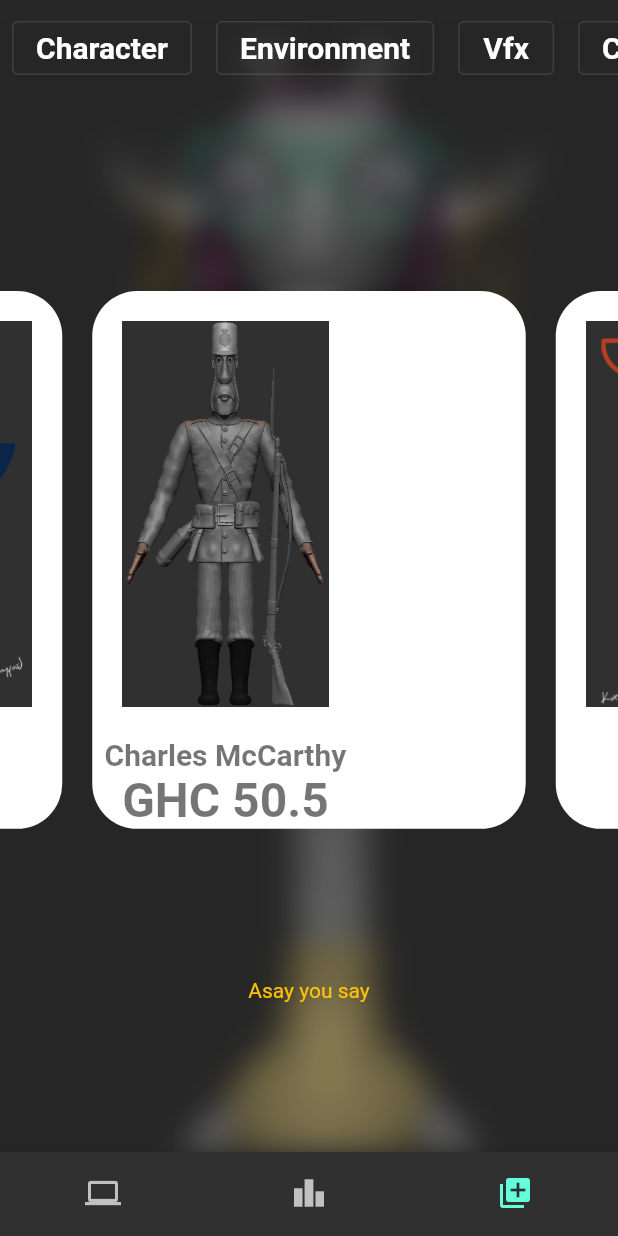
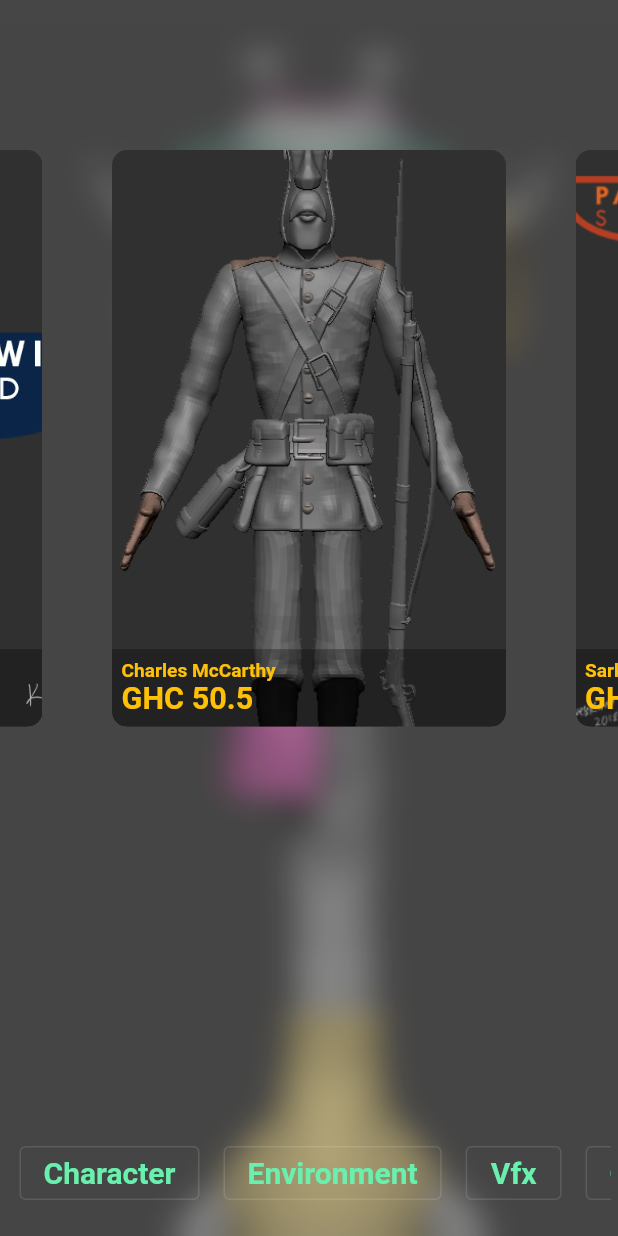
Before and after one commit to kwesikwaa/broadcaster, a Flutter app: the screen it shows after launch, swiped to page 4, on a phone screen of 412 x 824 dp. Run offline on Flutter 3.47's test engine with Material 2 defaults, Android fonts, the light colour scheme and no system bars; our stand-ins replace chat_bubbles, contacts_service, permission_handler; missing offline and left inert: telephony.

Commit message:
simpler pageview file

```diff
--- a/broadcaster/lib/Models/toyItem.dart
+++ b/broadcaster/lib/Models/toyItem.dart
@@ -23,4 +23,7 @@ List<Toyitem> toys = [
   Toyitem(name:'Esinam',maincolour:'gold',artist:'Kwesikwaa',price:400,image:'assets/images/c.jpg',description:'a very pretty and generous mermaid'),
   Toyitem(name:'Charles McCarthy',maincolour:'grey',artist:'Kwesikwaa',price:50.50,image:'assets/images/d.jpg',description:'a colonial british commander who was beheaded in 1824 at the battle of Nsamankow'),
   Toyitem(name:'Sarkordie',maincolour:'orange',artist:'Kwesikwaa',price:950,image:'assets/images/e.jpg',description:'the alpha, the top shatta of music '),
+  Toyitem(name:'Esinam',maincolour:'gold',artist:'Kwesikwaa',price:400,image:'assets/images/c.jpg',description:'a very pretty and generous mermaid'),
+  Toyitem(name:'Charles McCarthy',maincolour:'grey',artist:'Kwesikwaa',price:50.50,image:'assets/images/d.jpg',description:'a colonial british commander who was beheaded in 1824 at the battle of Nsamankow'),
+  Toyitem(name:'Sarkordie',maincolour:'orange',artist:'Kwesikwaa',price:950,image:'assets/images/e.jpg',description:'the alpha, the top shatta of music '),
 ];
--- a/broadcaster/lib/main.dart
+++ b/broadcaster/lib/main.dart
@@ -1,4 +1,4 @@
-import 'package:broadcaster/screens/pagescroller.dart';
+import 'package:broadcaster/screens/pagscrollerNew.dart';
 import 'package:flutter/material.dart';
 import 'package:broadcaster/mainstuff.dart';
 
--- a/broadcaster/lib/screens/pagescroller.dart
+++ b/broadcaster/lib/screens/pagescroller.dart
@@ -62,7 +62,10 @@ class  _PagescrollerState extends State<Pagescroller> {
     return Scaffold(
       body: Stack(
         children: [
-          Container(
+          AnimatedSwitcher(
+            duration: const Duration(milliseconds: 1500),
+            child: Container(
+              key: ValueKey(toys[indexpage.toInt()].name),
               decoration: BoxDecoration(
                 image: DecorationImage(
                   fit: BoxFit.cover,
@@ -71,9 +74,10 @@ class  _PagescrollerState extends State<Pagescroller> {
               child:BackdropFilter(
                 filter: ImageFilter.blur(sigmaX: 10,sigmaY: 10),
                 child: Container(
-                color: Colors.black.withOpacity(0.2),
+                  color: Colors.white.withOpacity(0.1),
                 ),
                 )
+            ),
           ),
           Column(
           children: [
@@ -109,7 +113,7 @@ class  _PagescrollerState extends State<Pagescroller> {
                     padding: const EdgeInsets.only(left: 10,right: 10,top: 30,bottom: 90),
                     child: Transform(
                       alignment: Alignment.center,
-                      transform: Matrix4.identity()..setEntry(3, 2, 0.001)..rotateY(1-indexpage),
+                      transform: Matrix4.identity()..setEntry(3, 2, 0.001)..rotateY(index==indexpage?0:.75),
                       child: AnimatedContainer(
                         duration: const Duration(milliseconds: 250),
                         curve: Curves.bounceInOut,
--- /dev/null
+++ b/broadcaster/lib/screens/pagscrollerNew.dart
@@ -0,0 +1,161 @@
+import 'dart:ui';
+
+import 'package:broadcaster/Models/toyItem.dart';
+import 'package:flutter/material.dart';
+import 'package:flutter/rendering.dart';
+
+class Pagescroller extends StatefulWidget {
+   Pagescroller({Key key}) : super(key: key);
+  final List<String> categories = ['Character','Environment','Vfx','Cloth','Pyro','Matte Painting','2d arts'];
+
+  @override
+  State <Pagescroller> createState() =>  _PagescrollerState();
+}
+
+class  _PagescrollerState extends State<Pagescroller> {
+  final _pagecontroler = PageController(viewportFraction: 0.75, initialPage: 1);
+  final bottomitems = [
+    const BottomNavigationBarItem(icon: Icon(Icons.laptop),label: 'xx'),
+    const BottomNavigationBarItem(icon: Icon(Icons.leaderboard),label: 'yy'),
+    const BottomNavigationBarItem(icon: Icon(Icons.library_add),label:'zz')
+  ];
+  double curindex=1;
+  double indexpage=1;
+
+  _listen(){
+    setState(() {
+      curindex = _pagecontroler.page;
+      double calc = curindex - curindex.truncateToDouble();
+
+      if(_pagecontroler.position.userScrollDirection == ScrollDirection.reverse){
+        if(calc > 0.7){
+          indexpage = curindex.ceilToDouble();
+        }
+        else{indexpage = curindex.floorToDouble();}
+      }
+      if(_pagecontroler.position.userScrollDirection == ScrollDirection.forward){
+        if(calc < 0.7){
+          indexpage = curindex.floorToDouble();
+        }
+        else{indexpage = curindex.ceilToDouble();}
+      }
+
+    });
+  }
+
+  @override
+  void initState() {
+    // TODO: implement initState
+    super.initState();
+    _pagecontroler.addListener(_listen);
+  }
+
+  @override
+  void dispose() {
+    // TODO: implement dispose
+    super.dispose();
+    _pagecontroler.dispose();
+  }
+
+  @override
+  Widget build(BuildContext context) {
+    return Scaffold(
+      body: Stack(
+        children: [
+          //Background Image
+          AnimatedSwitcher(
+            duration: const Duration(milliseconds: 1500),
+            child: Container(
+              key: ValueKey(toys[indexpage.toInt()].name),
+              decoration: BoxDecoration(
+                image: DecorationImage(
+                  fit: BoxFit.cover,
+                  image: AssetImage(toys[indexpage.toInt()].image))
+                ),
+              child:BackdropFilter(
+                filter: ImageFilter.blur(sigmaX: 10,sigmaY: 10),
+                child: Container(
+                  color: Colors.white.withOpacity(0.1),
+                ),
+                )
+            ),
+          ),
+          //PageView
+          FractionallySizedBox(
+                heightFactor: 0.6,
+                child: PageView.builder(
+                    physics: const BouncingScrollPhysics(),
+                    itemCount: toys.length,
+                    controller: _pagecontroler,
+                    itemBuilder: (context, index){
+                      return FractionallySizedBox(
+                        widthFactor: 0.85,
+                        child: AnimatedContainer(
+                          clipBehavior: Clip.hardEdge,
+                          duration: const Duration(milliseconds: 250),
+                          curve: Curves.bounceInOut,
+                          margin: EdgeInsets.only(top: index==indexpage?60:100,bottom: 10),
+                          decoration: BoxDecoration(
+                            image: DecorationImage(
+
+                              image: AssetImage(toys[index].image),
+                              fit: BoxFit.cover
+                            ),
+                            borderRadius: BorderRadius.circular(10),
+                          ),
+                          child: Stack(
+                            children: [Align(
+                              alignment: Alignment.bottomLeft,
+                              child: FittedBox(
+                                child: Container(
+                                  color: Colors.black.withOpacity(0.3),
+                                  width: MediaQuery.of(context).size.width,
+                                  child: Padding(
+                                    padding: const EdgeInsets.symmetric(horizontal:10.0, vertical: 10),
+                                    child: Column(
+                                      mainAxisAlignment: MainAxisAlignment.end,
+                                      crossAxisAlignment: CrossAxisAlignment.start,
+                                      children: [
+                                        Text(toys[index].name, style: const TextStyle(fontSize: 20,fontWeight: FontWeight.w600, color: Colors.amber),),
+                                        Text("GHC ${toys[index].price}", style: const TextStyle(fontSize: 32,fontWeight: FontWeight.w700, color: Colors.amber),),
+                                      ],
+                                    ),
+                                  ),
+                                ),
+                              ),
+                            ),]
+                          ),
+                        ),
+                      );
+                    }
+                ),
+              ),
+          Align(
+              alignment: Alignment.bottomLeft,
+              child: Padding(
+                padding: const EdgeInsets.symmetric(vertical: 10, horizontal: 5),
+                child: SingleChildScrollView(
+                    scrollDirection: Axis.horizontal,
+                    physics: const BouncingScrollPhysics(),
+                    child: Row(
+                      children: List.generate(
+                        widget.categories.length,
+                        (index) => Padding(
+                          padding: const EdgeInsets.all(8.0),
+                          child: OutlinedButton(
+                            style: const ButtonStyle(),
+                            onPressed: (){},
+                            child: Text(
+                              widget.categories[index],
+                              style: const TextStyle(fontSize: 20,fontWeight: FontWeight.w700,color: Colors.greenAccent),),
+                          ),
+                        ),)
+                    ),),
+              ),
+            ),
+
+        ],
+      ),
+    );
+  }
+}
```
Lines whose indentation alone changed are shown as unchanged.
